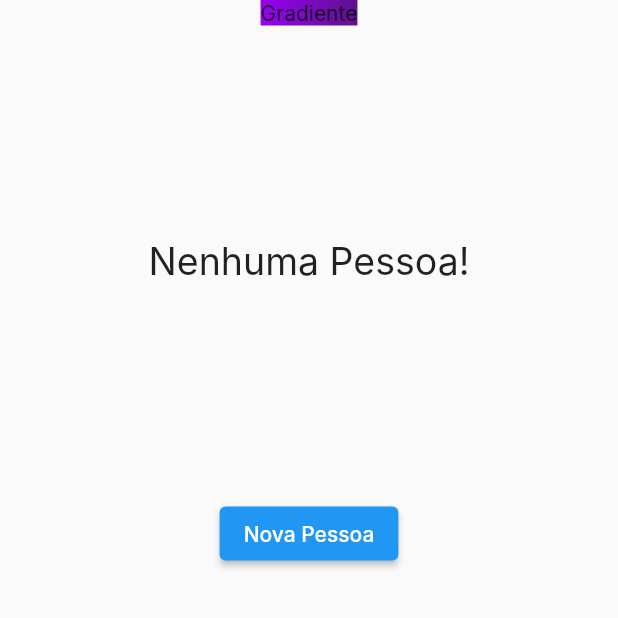
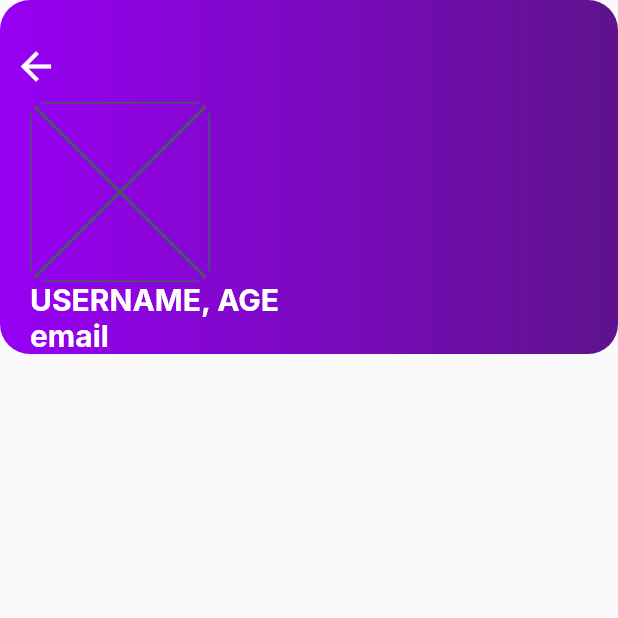
Before and after one commit to Partika/random_person_generator, a Flutter app: the PersonPage screen opened directly, on a phone screen of 412 x 824 dp, the top half of it. Run offline on Flutter 3.47's test engine with Material 2 defaults, Android fonts, the phone set to English and light mode, and no system bars; our stand-ins replace bloc, dartz, dio, equatable, flutter_bloc, get_it and 3 more; accounts and stored records are empty; Roboto replaces fonts that are missing (Inter).

Commit message:
feat: person header

```diff
--- a/lib/features/person/presentation/pages/person_page.dart
+++ b/lib/features/person/presentation/pages/person_page.dart
@@ -1,3 +1,4 @@
+import 'package:dartz/dartz.dart';
 import 'package:flutter/material.dart';
 import 'package:flutter_bloc/flutter_bloc.dart';
 
@@ -19,45 +20,84 @@ class PersonPage extends StatelessWidget {
   }
 
   Widget buildBody(BuildContext context) {
-    return Center(
-      child: Column(
+    return BlocBuilder<PersonBloc, PersonState>(
+      builder: (context, state) {
+        return Column(
           children: [
             Container(
+              width: MediaQuery.of(context).size.width,
+              alignment: Alignment.topLeft,
               decoration: const BoxDecoration(
                 gradient: LinearGradient(colors: [
                   Color(0xFF9800F4),
                   Color(0xFF5E138C),
                 ]),
+                borderRadius: BorderRadius.all(Radius.circular(20)),
               ),
-            child: const Text('Gradiente'),
-          ),
-          Padding(
-            padding: const EdgeInsets.all(10),
               child: Column(
                 children: <Widget>[
-                const SizedBox(height: 10.0),
-                BlocBuilder<PersonBloc, PersonState>(
-                  builder: (context, state) {
-                    if (state is EmptyState) {
-                      return const MessageDisplay(message: 'Nenhuma Pessoa!');
-                    } else if (state is LoadingState) {
-                      return const LoadingWidget();
-                    } else if (state is LoadedState) {
-                      return PersonDisplay(person: state.person);
-                    } else if (state is ErrorState) {
-                      return MessageDisplay(message: state.message);
-                    } else {
-                      return const Text('Algo deu muito errado!');
-                    }
-                  },
+                  const Padding(padding: EdgeInsets.only(top: 20)),
+                  Align(
+                    alignment: Alignment.topLeft,
+                    child: IconButton(
+                      onPressed: () => Navigator.pop(context),
+                      icon: const Icon(
+                        Icons.arrow_back,
+                        size: 30,
+                        color: Colors.white,
                       ),
-                const SizedBox(height: 20.0),
-                const PersonControls(),
-              ],
+                    ),
+                  ),
+                  Align(
+                    alignment: Alignment.topLeft,
+                    child: Padding(
+                      padding: const EdgeInsets.only(left: 20),
+                      child: ClipRRect(
+                        borderRadius: BorderRadius.circular(10),
+                        child: SizedBox.fromSize(
+                          size: const Size.fromRadius(60),
+                          child: const Placeholder(),
+                        ),
+                      ),
+                    ),
+                  ),
+                  const Padding(
+                    padding: EdgeInsets.only(left: 20),
+                    child: Align(
+                      alignment: Alignment.topLeft,
+                      child: Text(
+                        'USERNAME, AGE',
+                        style: TextStyle(
+                          fontSize: 20,
+                          color: Colors.white,
+                          fontWeight: FontWeight.bold,
+                        ),
+                      ),
+                    ),
+                  ),
+                  const Padding(
+                    padding: EdgeInsets.only(left: 20),
+                    child: Align(
+                      alignment: Alignment.topLeft,
+                      child: Text(
+                        'email',
+                        style: TextStyle(
+                          fontSize: 20,
+                          color: Colors.white,
+                          fontWeight: FontWeight.bold,
+                        ),
+                      ),
                     ),
                   ),
                 ],
               ),
+            ),
+            const Padding(
+              padding: EdgeInsets.all(10),
+            ),
+          ],
+        );
+      },
     );
   }
 }
--- a/lib/features/person/presentation/widgets/full_cache.dart
+++ b/lib/features/person/presentation/widgets/full_cache.dart
@@ -28,7 +28,7 @@ class FullCache extends StatelessWidget {
                 'USERNAME:',
                 style: TextStyle(
                   fontSize: 12,
-                  color: Colors.black,
+                  color: Color(0xFF6C6C6C),
                 ),
               ),
               Text(
@@ -44,7 +44,7 @@ class FullCache extends StatelessWidget {
                 'Email:',
                 style: TextStyle(
                   fontSize: 12,
-                  color: Colors.black,
+                  color: Color(0xFF6C6C6C),
                 ),
               ),
               Text(
```
Lines whose indentation alone changed are shown as unchanged.
